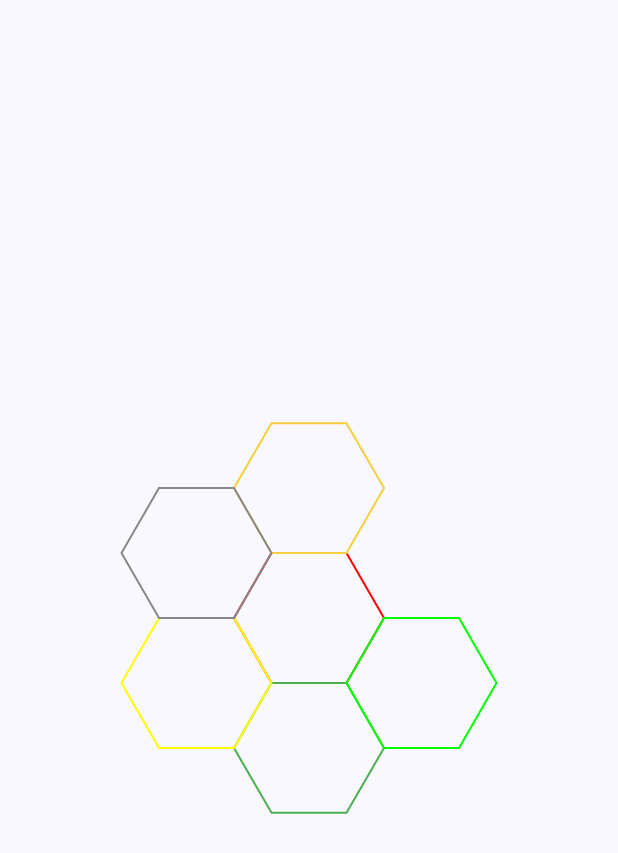
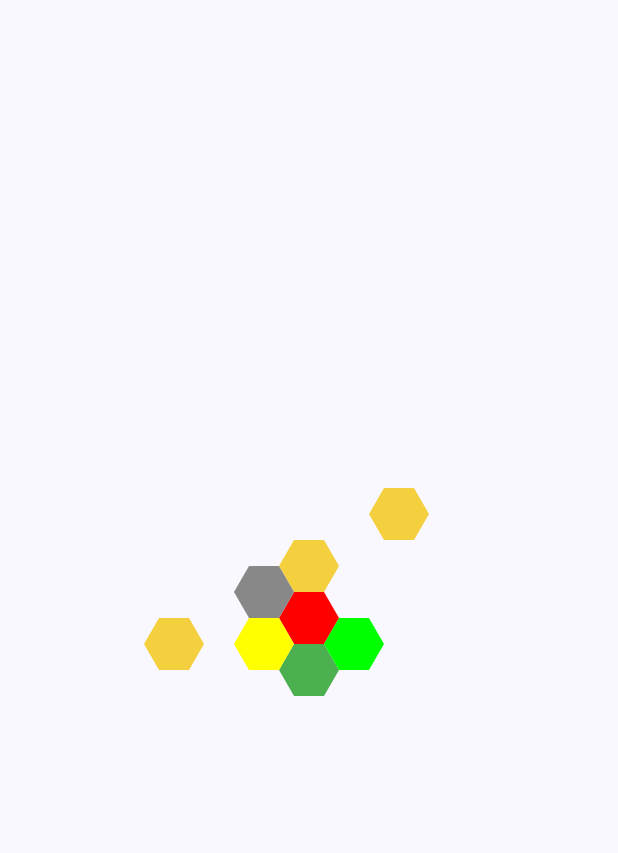
Before and after one commit to Erkko68/Hexon, an Android app built with Jetpack Compose: the screen it shows after launch (MainActivity), on a phone screen of 412 x 824 dp. Shown: the top 853 px of the screen. Run offline under Robolectric (Android 15) with nearby library versions, the phone set to English and light mode, and no system bars.

Commit message:
Improved dependencies and upgraded Gradle versions, added bounds checking for the board, improved Resouce type enum adding direct colors

```diff
--- a/app/build.gradle.kts
+++ b/app/build.gradle.kts
@@ -1,6 +1,7 @@
 plugins {
     alias(libs.plugins.android.application)
     alias(libs.plugins.jetbrains.kotlin.android)
+    alias(libs.plugins.compose.compiler)
 }
 
 android {
@@ -61,6 +62,7 @@ dependencies {
     implementation(libs.androidx.material3)
     testImplementation(libs.junit.jupiter.api)
     testRuntimeOnly(libs.junit.jupiter.engine)
+    implementation(platform(libs.androidx.compose.bom.v20230800))
     testImplementation(libs.junit)
     testImplementation(libs.junit.jupiter)
     testImplementation(libs.junit.jupiter)
--- a/app/src/main/java/eric/bitria/hexon/MainActivity.kt
+++ b/app/src/main/java/eric/bitria/hexon/MainActivity.kt
@@ -18,13 +18,15 @@ class MainActivity : ComponentActivity() {
         super.onCreate(savedInstanceState)
 
         // Initialize the board and add some tiles
-        val board = Board().apply {
+        val board = Board(3,3).apply {
             addTile(0, 0, Tile(5, Resource.BRICK))
             addTile(1, 0, Tile(6, Resource.WOOD))
             addTile(0, 1, Tile(8, Resource.SHEEP))
             addTile(-1, 1, Tile(9, Resource.WHEAT))
             addTile(-1, 0, Tile(10, Resource.ORE))
             addTile(0, -1, Tile(2, Resource.DESERT))
+            addTile(2, -3, Tile(2, Resource.DESERT))
+            addTile(-3, 2, Tile(2, Resource.DESERT))
         }
 
         setContent {
--- a/app/src/main/java/eric/bitria/hexon/src/board/Board.kt
+++ b/app/src/main/java/eric/bitria/hexon/src/board/Board.kt
@@ -1,9 +1,13 @@
 package eric.bitria.hexon.src.board
 
 import eric.bitria.hexon.src.board.tile.Tile
+import eric.bitria.hexon.src.exceptions.InvalidBoardException
 
 // Board follows Axial Coordinate System: https://www.redblobgames.com/grids/hexagons/#coordinates-axial
-class Board {
+class Board(
+    private val maxQ: Int,
+    private val maxR: Int
+) {
     val tiles: HashMap<Pair<Int, Int>, Tile> = HashMap()
 
     /**
@@ -14,13 +18,19 @@ class Board {
      * @param tile The tile to place on the board
      */
     fun addTile(q: Int, r: Int, tile: Tile) {
+        // Check if the coordinates are within the valid range
+        if (q !in -maxQ..maxQ || r !in -maxR..maxR) {
+            throw InvalidBoardException("Coordinates ($q, $r) are out of bounds. Valid range for q: [-$maxQ, $maxQ], r: [-$maxR, $maxR]")
+        }
+
+        // Define the surrounding coordinates
         val surroundingCoordinates = listOf(
             Pair(q + 1, r - 1),   // Top-right
-            Pair(q + 1, r),   // Right
-            Pair(q, r + 1), // Bottom-right
+            Pair(q + 1, r),       // Right
+            Pair(q, r + 1),       // Bottom-right
             Pair(q - 1, r + 1),   // Bottom-left
-            Pair(q - 1, r),   // Left
-            Pair(q, r - 1)  // Top-left
+            Pair(q - 1, r),       // Left
+            Pair(q, r - 1)        // Top-left
         )
 
         // Check each surrounding tile and link if it exists
@@ -33,7 +43,6 @@ class Board {
             }
         }
 
-        // Add the new tile to the board
         tiles[Pair(q, r)] = tile
     }
 
@@ -46,6 +55,9 @@ class Board {
      * @return The tile at (q, r), or null if no tile is present.
      */
     fun getTile(q: Int, r: Int): Tile? {
+        if (q !in -maxQ..maxQ || r !in -maxR..maxR) {
+            throw InvalidBoardException("Coordinates ($q, $r) are out of bounds. Valid range for q: [-$maxQ, $maxQ], r: [-$maxR, $maxR]")
+        }
         return tiles[Pair(q, r)]
     }
 
@@ -57,6 +69,9 @@ class Board {
      * @return True if a tile exists at (q, r), false otherwise.
      */
     fun hasTile(q: Int, r: Int): Boolean {
+        if (q !in -maxQ..maxQ || r !in -maxR..maxR) {
+            throw InvalidBoardException("Coordinates ($q, $r) are out of bounds. Valid range for q: [-$maxQ, $maxQ], r: [-$maxR, $maxR]")
+        }
         return tiles.containsKey(Pair(q, r))
     }
 }
--- a/app/src/main/java/eric/bitria/hexon/src/data/Resource.kt
+++ b/app/src/main/java/eric/bitria/hexon/src/data/Resource.kt
@@ -1,5 +1,12 @@
 package eric.bitria.hexon.src.data
 
-enum class Resource {
-    WOOD, BRICK, SHEEP, WHEAT, ORE, DESERT;
+import androidx.compose.ui.graphics.Color
+
+enum class Resource(val color: Color) {
+    BRICK(Color.Red),
+    WOOD(Color.Green),
+    SHEEP(Color(0xFF4CAF50)),
+    WHEAT(Color.Yellow),
+    ORE(Color.Gray),
+    DESERT(Color(0xFFF4D03F))
 }
--- /dev/null
+++ b/app/src/main/java/eric/bitria/hexon/src/exceptions/InvalidBoardException.kt
@@ -0,0 +1,5 @@
+package eric.bitria.hexon.src.exceptions
+
+class InvalidBoardException(s: String) : Throwable() {
+
+}
--- a/app/src/main/java/eric/bitria/hexon/ui/board/BoardView.kt
+++ b/app/src/main/java/eric/bitria/hexon/ui/board/BoardView.kt
@@ -9,12 +9,10 @@ import androidx.compose.runtime.remember
 import androidx.compose.runtime.setValue
 import androidx.compose.ui.Modifier
 import androidx.compose.ui.geometry.Size
-import androidx.compose.ui.graphics.Color
 import androidx.compose.ui.layout.onSizeChanged
 import androidx.compose.ui.unit.dp
 import androidx.compose.ui.unit.toSize
 import eric.bitria.hexon.src.board.Board
-import eric.bitria.hexon.src.data.Resource
 
 @Composable
 fun BoardView(
@@ -38,15 +36,8 @@ fun BoardView(
                 r = r,
                 parentWidth = parentSize.width,
                 parentHeight = parentSize.height,
-                tileSize = 50.dp,
-                color = when (tile.type) {
-                    Resource.BRICK -> Color.Red
-                    Resource.WOOD -> Color.Green
-                    Resource.SHEEP -> Color(0xFF4CAF50)
-                    Resource.WHEAT -> Color.Yellow
-                    Resource.ORE -> Color.Gray
-                    Resource.DESERT -> Color(0xFFF4D03F)
-                },
+                tileSize = 20.dp,
+                color = tile.type.color,
                 modifier = Modifier
             )
         }
--- a/app/src/main/java/eric/bitria/hexon/ui/board/TileView.kt
+++ b/app/src/main/java/eric/bitria/hexon/ui/board/TileView.kt
@@ -6,6 +6,7 @@ import androidx.compose.runtime.Composable
 import androidx.compose.ui.Modifier
 import androidx.compose.ui.graphics.Color
 import androidx.compose.ui.graphics.Path
+import androidx.compose.ui.graphics.drawscope.Fill
 import androidx.compose.ui.graphics.drawscope.Stroke
 import androidx.compose.ui.platform.LocalDensity
 import androidx.compose.ui.unit.Dp
@@ -20,8 +21,8 @@ fun TileView(
     r: Int, // Axial coordinate r
     parentWidth: Float, // Parent width in pixels
     parentHeight: Float, // Parent height in pixels
-    tileSize: Dp = 50.dp, // Size of the tile (hexagon radius)
-    color: Color = Color.Gray, // Default tile color
+    tileSize: Dp,
+    color: Color,
     modifier: Modifier = Modifier
 ) {
     // Convert axial coordinates to screen position
@@ -41,8 +42,8 @@ fun TileView(
             close()
         }
 
-        // Draw the hexagon with a border
-        drawPath(path, color, style = Stroke(2f))
+        // Draw the filled hexagon
+        drawPath(path, color, style = Fill)
     }
 }
 
--- a/build.gradle.kts
+++ b/build.gradle.kts
@@ -2,4 +2,5 @@
 plugins {
     alias(libs.plugins.android.application) apply false
     alias(libs.plugins.jetbrains.kotlin.android) apply false
+    alias(libs.plugins.compose.compiler) apply false
 }
```
Also changed, not shown: gradle/libs.versions.toml (+8 -5 lines), 2 other files.
